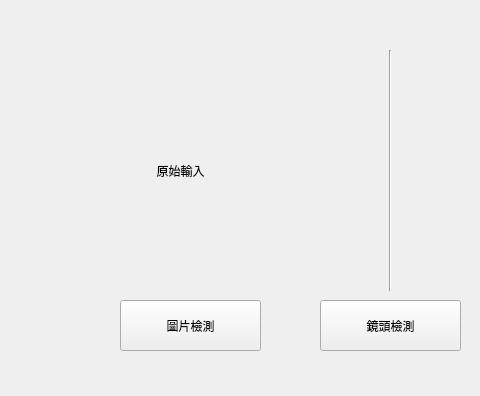
Old version of the form ui/main_window.ui in the repository wade00754/pmc-5axis-yolo; both pictures show x 0 to 480 and y 0 to 396 of the 795 by 396 pixel window.
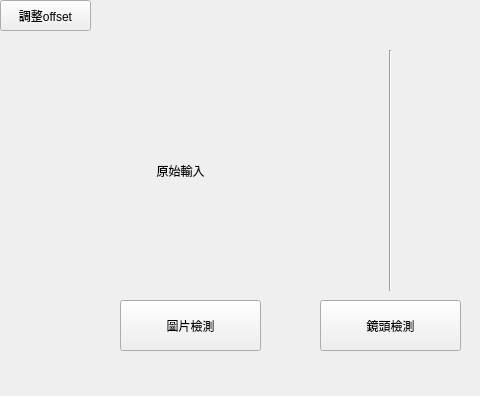
New version of the form.

Commit message: 新增offset按鈕並連接set_offsets

Patch:
```diff
--- a/ui/main_window.ui
+++ b/ui/main_window.ui
@@ -104,6 +104,19 @@
      <string>鏡頭檢測</string>
     </property>
    </widget>
+   <widget class="QPushButton" name="button_offset">
+    <property name="geometry">
+     <rect>
+      <x>0</x>
+      <y>0</y>
+      <width>91</width>
+      <height>31</height>
+     </rect>
+    </property>
+    <property name="text">
+     <string>調整offset</string>
+    </property>
+   </widget>
   </widget>
   <widget class="QStatusBar" name="statusbar"/>
  </widget>
```
The commit also changes 2 other files.
